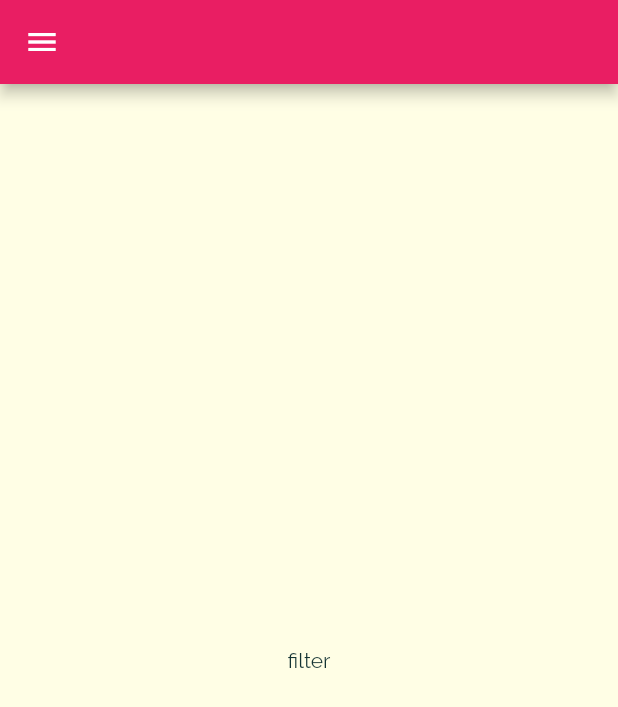
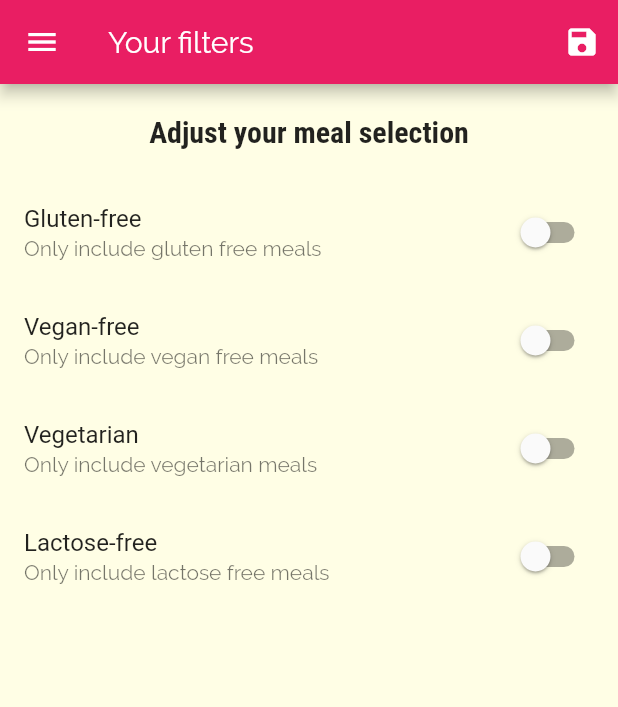
Before and after one commit to AmbujaAK/meals_app_flutter, a Flutter app: the FiltersScreen screen opened by its route, on a phone screen of 412 x 824 dp. Shown: the top 707 px of the screen. Run offline on Flutter 3.47's test engine with Material 2 defaults, Android fonts, the light colour scheme and no system bars.

Commit message:
filters added

```diff
--- a/lib/main.dart
+++ b/lib/main.dart
@@ -1,13 +1,50 @@
 import 'package:flutter/material.dart';
+import 'package:meals_app_flutter/dummy_data.dart';
+import 'package:meals_app_flutter/models/meal.dart';
 import 'package:meals_app_flutter/screens/category_meals_screen.dart';
-import 'package:meals_app_flutter/screens/category_screen.dart';
 import 'package:meals_app_flutter/screens/filters_screen.dart';
 import 'package:meals_app_flutter/screens/meal_detail_screen.dart';
 import 'package:meals_app_flutter/screens/tabs_screen.dart';
 
 void main() => runApp(MyApp());
 
-class MyApp extends StatelessWidget {
+class MyApp extends StatefulWidget {
+  @override
+  _MyAppState createState() => _MyAppState();
+}
+
+class _MyAppState extends State<MyApp> {
+  Map<String, bool> _filters = {
+    'gluten': false,
+    'lactose': false,
+    'vegan': false,
+    'vegetarian': false
+  };
+
+  List<Meal> _availableMeals = DUMMY_MEALS;
+
+  void _setFilters(Map<String, bool> filterDate) {
+    setState(() {
+      _filters = filterDate;
+
+      _availableMeals = DUMMY_MEALS.where((meal) {
+        if (_filters['gluten'] && !meal.isGlutenFree) {
+          return false;
+        }
+        if (_filters['lactose'] && !meal.isLactoseFree) {
+          return false;
+        }
+        if (_filters['vegan'] && !meal.isVegan) {
+          return false;
+        }
+        if (_filters['vegetarian'] && !meal.isVegetarian) {
+          return false;
+        }
+        return true;
+      }).toList();
+    });
+  }
+
   @override
   Widget build(BuildContext context) {
     return MaterialApp(
@@ -33,9 +70,11 @@ class MyApp extends StatelessWidget {
       ),
       home: TabsScreen(),
       routes: {
-        CategoryMealsScreen.routeName: (context) => CategoryMealsScreen(),
+        CategoryMealsScreen.routeName: (context) =>
+            CategoryMealsScreen(_availableMeals),
         MealDetailScreen.routeName: (context) => MealDetailScreen(),
-        FiltersScreen.routeName: (context) => FiltersScreen(),
+        FiltersScreen.routeName: (context) =>
+            FiltersScreen(_setFilters, _filters),
       },
     );
   }
--- a/lib/screens/category_meals_screen.dart
+++ b/lib/screens/category_meals_screen.dart
@@ -5,6 +5,9 @@ import 'package:meals_app_flutter/widgets/meal_item.dart';
 
 class CategoryMealsScreen extends StatefulWidget {
   static const String routeName = 'category-meals';
+  final List<Meal> availableMeals;
+
+  CategoryMealsScreen(this.availableMeals);
 
   @override
   _CategoryMealsScreenState createState() => _CategoryMealsScreenState();
@@ -28,7 +31,7 @@ class _CategoryMealsScreenState extends State<CategoryMealsScreen> {
           ModalRoute.of(context).settings.arguments as Map<String, String>;
       categoryTitle = routeArgs['title'];
       final categoryId = routeArgs['id'];
-      displayedMeals = DUMMY_MEALS
+      displayedMeals = widget.availableMeals
           .where(
             (meal) => meal.categories.contains(categoryId),
           )
--- a/lib/screens/filters_screen.dart
+++ b/lib/screens/filters_screen.dart
@@ -1,19 +1,119 @@
 import 'package:flutter/material.dart';
 import 'package:meals_app_flutter/widgets/main_drawer.dart';
 
-class FiltersScreen extends StatelessWidget {
+class FiltersScreen extends StatefulWidget {
   static const routeName = '/filters';
+  final Function saveFilters;
+  final Map<String, bool> filters;
+
+  FiltersScreen(this.saveFilters, this.filters);
+
+  @override
+  _FiltersScreenState createState() => _FiltersScreenState();
+}
+
+class _FiltersScreenState extends State<FiltersScreen> {
+  bool _glutenFree = false;
+  bool _vegan = false;
+  bool _vegetarian = false;
+  bool _lactoseFree = false;
+
+  @override
+  void initState() {
+    _glutenFree = widget.filters['gluten'];
+    _vegan = widget.filters['vegan'];
+    _vegetarian = widget.filters['vegetarian'];
+    _lactoseFree = widget.filters['lactose'];
+    super.initState();
+  }
+
+  Widget _buildSwitchListTile(
+      String title, String subTitle, bool currentValue, Function updateValue) {
+    return SwitchListTile(
+      title: Text(title),
+      subtitle: Text(subTitle),
+      value: currentValue,
+      onChanged: updateValue,
+    );
+  }
 
   @override
   Widget build(BuildContext context) {
     return Scaffold(
-      appBar: AppBar(),
-      body: Container(
-        child: Center(
-          child: Text('filter'),
-        ),
+      appBar: AppBar(
+        title: Text('Your filters'),
+        actions: [
+          IconButton(
+              icon: Icon(Icons.save),
+              onPressed: () {
+                final selectedFilters = {
+                  'gluten': _glutenFree,
+                  'lactose': _lactoseFree,
+                  'vegan': _vegan,
+                  'vegetarian': _vegetarian
+                };
+                widget.saveFilters(selectedFilters);
+              }),
+        ],
       ),
       drawer: MainDrawer(),
+      body: Column(
+        children: [
+          Container(
+            padding: EdgeInsets.all(20),
+            child: Text(
+              'Adjust your meal selection',
+              style: Theme.of(context).textTheme.headline6,
+            ),
+          ),
+          Expanded(
+            child: ListView(
+              children: [
+                _buildSwitchListTile(
+                  'Gluten-free',
+                  'Only include gluten free meals',
+                  _glutenFree,
+                  (newValue) {
+                    setState(() {
+                      _glutenFree = newValue;
+                    });
+                  },
+                ),
+                _buildSwitchListTile(
+                  'Vegan-free',
+                  'Only include vegan free meals',
+                  _vegan,
+                  (newValue) {
+                    setState(() {
+                      _vegan = newValue;
+                    });
+                  },
+                ),
+                _buildSwitchListTile(
+                  'Vegetarian',
+                  'Only include vegetarian meals',
+                  _vegetarian,
+                  (newValue) {
+                    setState(() {
+                      _vegetarian = newValue;
+                    });
+                  },
+                ),
+                _buildSwitchListTile(
+                  'Lactose-free',
+                  'Only include lactose free meals',
+                  _lactoseFree,
+                  (newValue) {
+                    setState(() {
+                      _lactoseFree = newValue;
+                    });
+                  },
+                ),
+              ],
+            ),
+          ),
+        ],
+      ),
     );
   }
 }
--- a/lib/widgets/main_drawer.dart
+++ b/lib/widgets/main_drawer.dart
@@ -47,7 +47,7 @@ class MainDrawer extends StatelessWidget {
             },
           ),
           _buildListTile(
-            'Settings',
+            'Filters',
             Icons.settings,
             () {
               Navigator.of(context).pushReplacementNamed(
```
